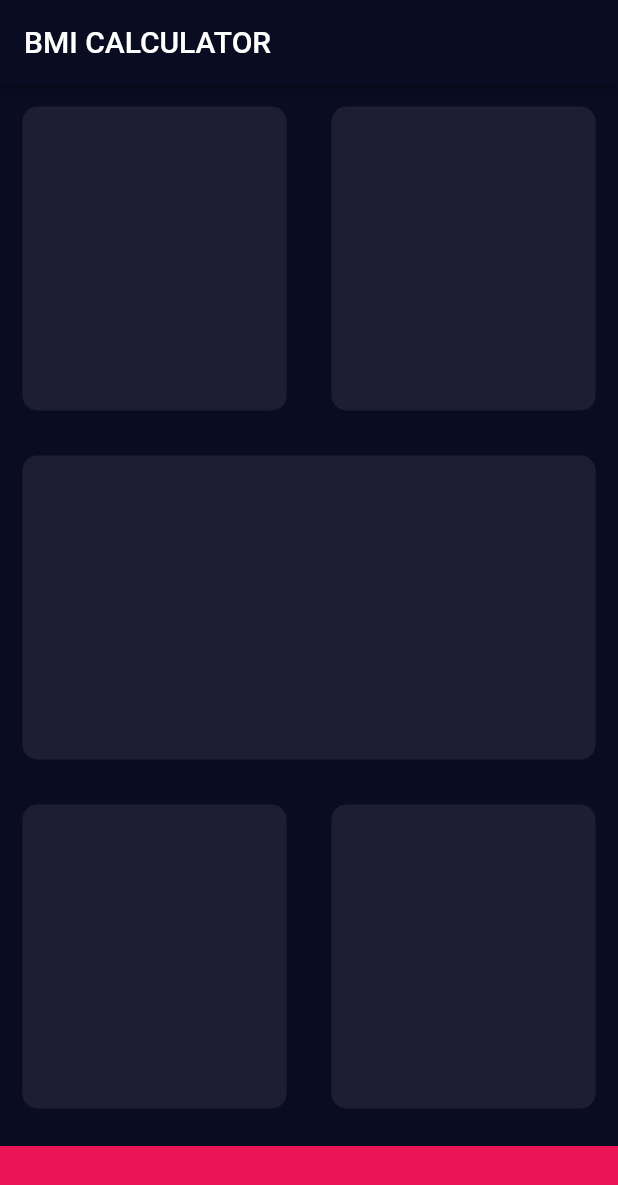
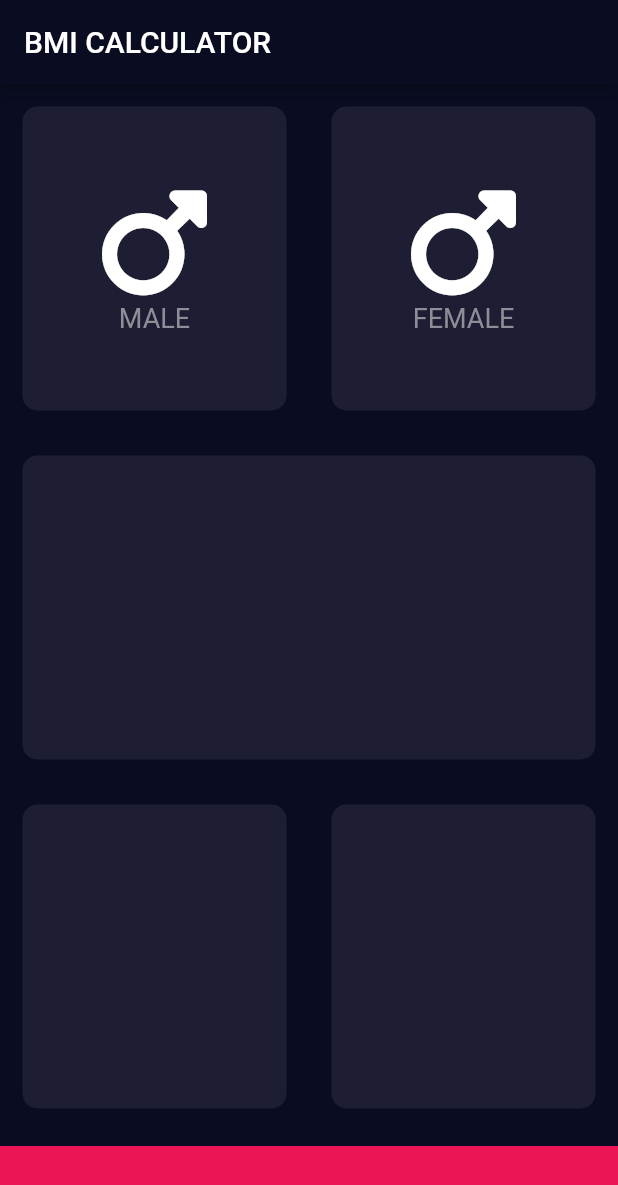
Before and after one commit to HeratUni-CS/bmi-calculator-SayedNawid, a Flutter app: the screen it shows after launch, on a phone screen of 412 x 824 dp. Shown: the top 1185 px of the screen. Run offline on Flutter 3.47's test engine with Material 2 defaults, Android fonts, the phone set to English and light mode, and no system bars; our stand-ins replace font_awesome_flutter.

Commit message:
create first resuableCard

```diff
--- a/lib/input_page.dart
+++ b/lib/input_page.dart
@@ -1,4 +1,5 @@
 import 'package:flutter/material.dart';
+import 'package:font_awesome_flutter/font_awesome_flutter.dart';
 import 'constants.dart';
 import 'resuable_card.dart';
 
@@ -21,10 +22,50 @@ class _InputPageState extends State<InputPage> {
             child: Row(
               children: [
                 Expanded(
-                  child: ReusableCard(),
+                  child: ReusableCard(
+                    child: Column(
+                      mainAxisAlignment: MainAxisAlignment.center,
+                      children: [
+                        Icon(
+                          FontAwesomeIcons.mars,
+                          size: 80,
+                        ),
+                        SizedBox(
+                          width: 15,
+                        ),
+                        Text(
+                          "MALE",
+                          style: TextStyle(
+                            fontSize: 18,
+                            color: Color(0xFF8D8E98),
+                          ),
+                        )
+                      ],
+                    ),
+                  ),
                 ),
                 Expanded(
-                  child: ReusableCard(),
+                  child: ReusableCard(
+                    child: Column(
+                      mainAxisAlignment: MainAxisAlignment.center,
+                      children: [
+                        Icon(
+                          FontAwesomeIcons.mars,
+                          size: 80,
+                        ),
+                        SizedBox(
+                          width: 15,
+                        ),
+                        Text(
+                          "FEMALE",
+                          style: TextStyle(
+                            fontSize: 18,
+                            color: Color(0xFF8D8E98),
+                          ),
+                        )
+                      ],
+                    ),
+                  ),
                 ),
               ],
             ),
@@ -47,7 +88,7 @@ class _InputPageState extends State<InputPage> {
             ),
           ),
           Container(
-             color: buttomCardColor,
+            color: buttomCardColor,
             margin: EdgeInsets.only(top: 10),
             width: double.infinity,
             height: bottomHeight,
--- a/lib/resuable_card.dart
+++ b/lib/resuable_card.dart
@@ -5,11 +5,13 @@ import 'constants.dart';
 
 class ReusableCard extends StatelessWidget {
   final Color? color ;
-   ReusableCard({this.color});
+  final Widget? child ;
+   ReusableCard({this.color , this.child});
 
   @override
   Widget build(BuildContext context) {
     return Container(
+      child: child,
       margin: EdgeInsets.all(15),
       decoration: BoxDecoration(
         color: color ?? activeCardColor,
--- a/pubspec.yaml
+++ b/pubspec.yaml
@@ -36,6 +36,7 @@ dependencies:
   # The following adds the Cupertino Icons font to your application.
   # Use with the CupertinoIcons class for iOS style icons.
   cupertino_icons: ^1.0.2
+  font_awesome_flutter: ^10.4.0
 
 dev_dependencies:
   flutter_test:
```
Also changed, not shown: pubspec.lock.
